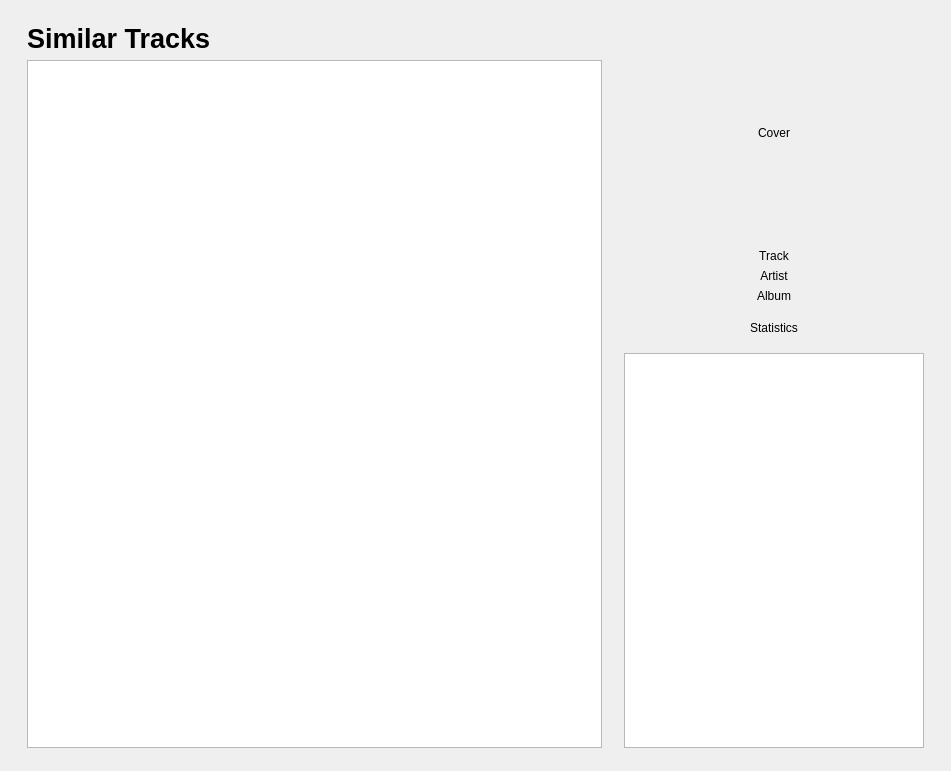
Before: the Qt Designer form src/libtomahawk/widgets/infowidgets/TrackInfoWidget.ui in tomahawk-player/tomahawk, drawn with Qt 5.
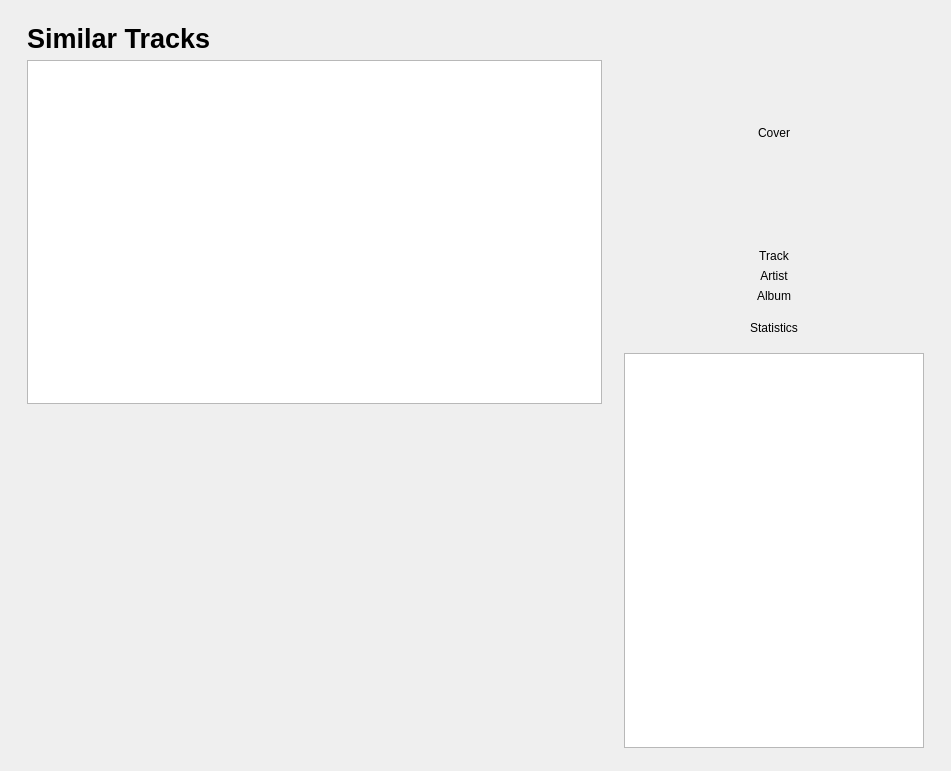
After: the same form once the commit is applied. Custom widgets are drawn as their Qt base class.

Commit message: * UI fixes for Track page.

Patch:
```diff
--- a/src/libtomahawk/widgets/infowidgets/TrackInfoWidget.ui
+++ b/src/libtomahawk/widgets/infowidgets/TrackInfoWidget.ui
@@ -58,6 +58,19 @@
          </property>
         </widget>
        </item>
+       <item>
+        <spacer name="verticalSpacer_3">
+         <property name="orientation">
+          <enum>Qt::Vertical</enum>
+         </property>
+         <property name="sizeHint" stdset="0">
+          <size>
+           <width>20</width>
+           <height>0</height>
+          </size>
+         </property>
+        </spacer>
+       </item>
       </layout>
      </item>
      <item>
```
The commit also changes 1 other file.
